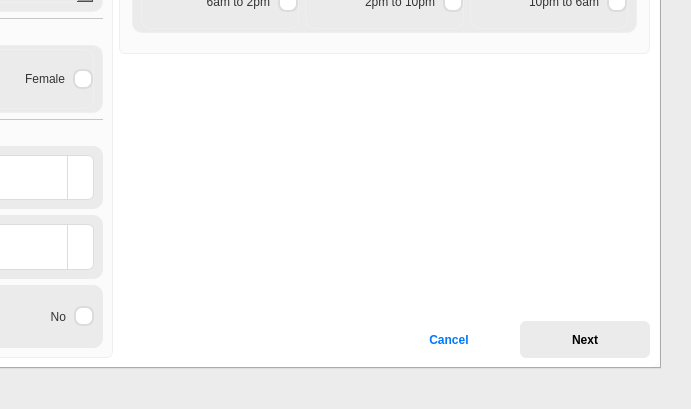
First picture: the form in EALS UI/v0.6/ui/admin.ui, repository maeven-tapa/cpet8_group8_workspace, before the edit; both pictures show x 478 to 1169 and y 432 to 841 of the 1169 by 841 pixel window.
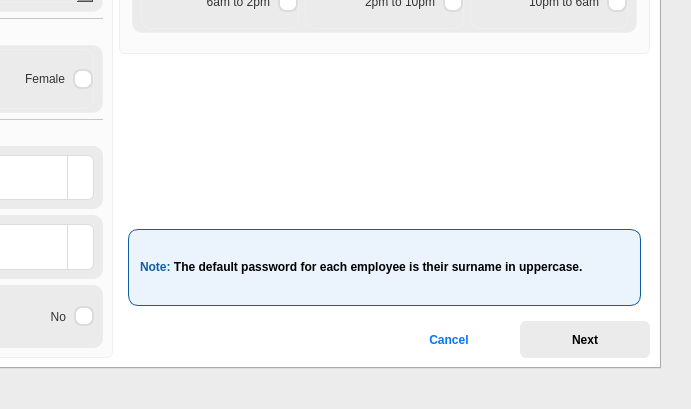
Second picture: the form after the edit. The open tabs and pages were chosen to show the change. Icons and pictures are not drawn.

The edit to the form file:
```diff
--- a/EALS UI/v0.6/ui/admin.ui
+++ b/EALS UI/v0.6/ui/admin.ui
@@ -8153,6 +8153,40 @@
               <property name="frameShadow">
                <enum>QFrame::Shadow::Raised</enum>
               </property>
+              <layout class="QGridLayout" name="gridLayout_61" rowstretch="2,1">
+               <item row="0" column="0">
+                <widget class="QFrame" name="frame_46">
+                 <property name="frameShape">
+                  <enum>QFrame::Shape::StyledPanel</enum>
+                 </property>
+                 <property name="frameShadow">
+                  <enum>QFrame::Shadow::Raised</enum>
+                 </property>
+                </widget>
+               </item>
+               <item row="1" column="0">
+                <widget class="QLabel" name="fp_page1_note">
+                 <property name="font">
+                  <font>
+                   <bold>true</bold>
+                  </font>
+                 </property>
+                 <property name="styleSheet">
+                  <string notr="true">background-color: rgb(235, 243, 252);
+border: 1px solid rgb(17, 94, 163);</string>
+                 </property>
+                 <property name="text">
+                  <string>&lt;html&gt;&lt;head/&gt;&lt;body&gt;&lt;p&gt;&lt;span style=&quot; color:#115da2;&quot;&gt;Note: &lt;/span&gt;The default password for each employee is their surname in uppercase.&lt;/p&gt;&lt;/body&gt;&lt;/html&gt;</string>
+                 </property>
+                 <property name="wordWrap">
+                  <bool>true</bool>
+                 </property>
+                 <property name="indent">
+                  <number>11</number>
+                 </property>
+                </widget>
+               </item>
+              </layout>
              </widget>
             </item>
             <item row="0" column="1" rowspan="2" colspan="3">
```
Left out of the diff: 2 changed lines with no effect on the pictures.
